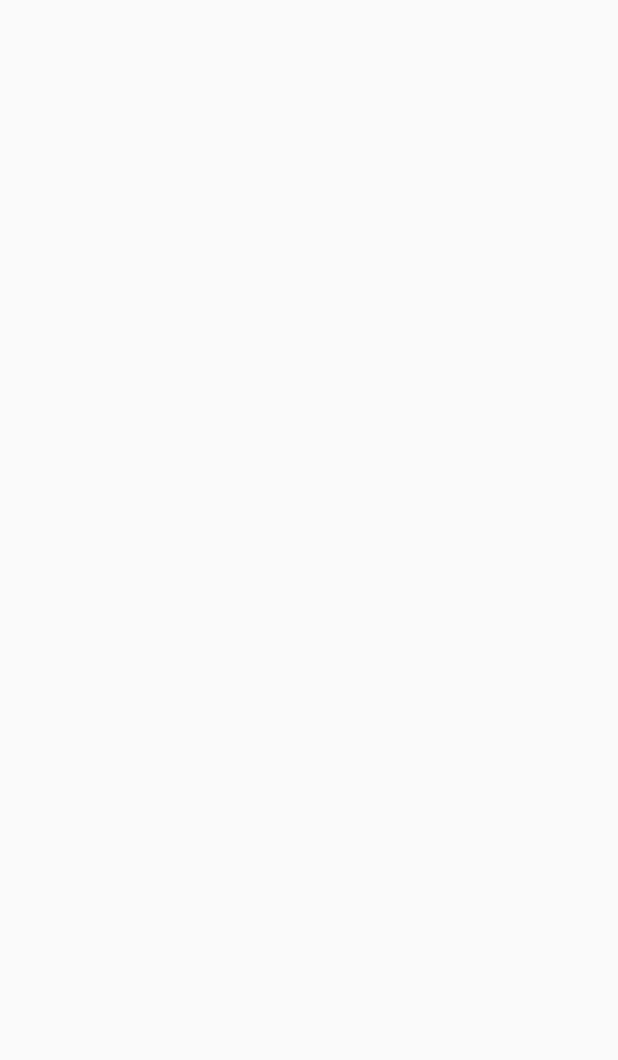
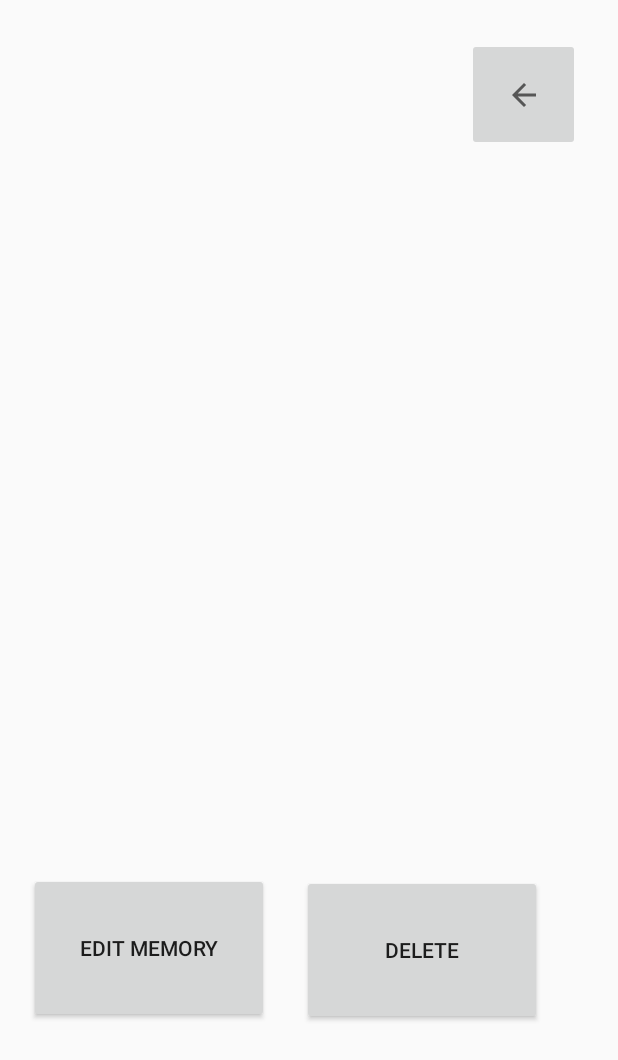
Before and after one commit to FranciscoNgo/Project-B, an Android app: the Memory_Page screen opened directly, with no data from a screen before it, on a phone screen of 412 x 824 dp. Before the commit the part shown is empty. Shown: the top 1060 px of the screen. Run offline under Robolectric (Android 15) with nearby library versions, the phone set to English and light mode, and no system bars.

Commit message:
Memory_Page Layout
Memory_Page XML layout.
-Delete button
-Edit button
-Back Arrow

All no Functions yet.

```diff
--- a/ProjectB/app/src/main/res/layout/activity_memory__page.xml
+++ b/ProjectB/app/src/main/res/layout/activity_memory__page.xml
@@ -1,9 +1,39 @@
 <?xml version="1.0" encoding="utf-8"?>
-<android.support.constraint.ConstraintLayout xmlns:android="http://schemas.android.com/apk/res/android"
+<RelativeLayout xmlns:android="http://schemas.android.com/apk/res/android"
     xmlns:app="http://schemas.android.com/apk/res-auto"
     xmlns:tools="http://schemas.android.com/tools"
     android:layout_width="match_parent"
     android:layout_height="match_parent"
     tools:context=".Memory_Page">
 
-</android.support.constraint.ConstraintLayout>
+
+    <Button
+        android:id="@+id/button6"
+        android:layout_width="160dp"
+        android:layout_height="100dp"
+        android:layout_alignParentStart="true"
+        android:layout_alignParentTop="true"
+        android:layout_marginStart="201dp"
+        android:layout_marginTop="583dp"
+        android:text="Delete" />
+
+    <Button
+        android:id="@+id/button7"
+        android:layout_width="160dp"
+        android:layout_height="100dp"
+        android:layout_alignParentStart="true"
+        android:layout_alignParentTop="true"
+        android:layout_marginStart="19dp"
+        android:layout_marginTop="582dp"
+        android:text="@string/edit_memory" />
+
+    <ImageButton
+        android:id="@+id/imageButton2"
+        android:layout_width="75dp"
+        android:layout_height="75dp"
+        android:layout_alignParentTop="true"
+        android:layout_alignParentEnd="true"
+        android:layout_marginTop="25dp"
+        android:layout_marginEnd="25dp"
+        app:srcCompat="?attr/actionModeCloseDrawable" />
+</RelativeLayout>
```
